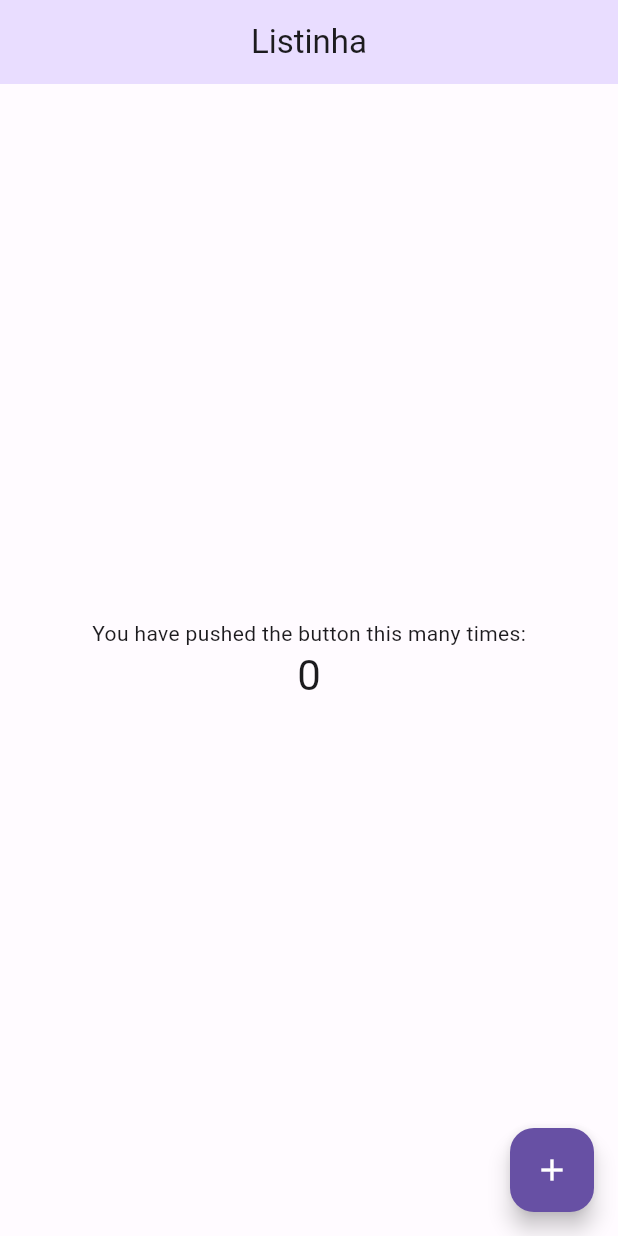
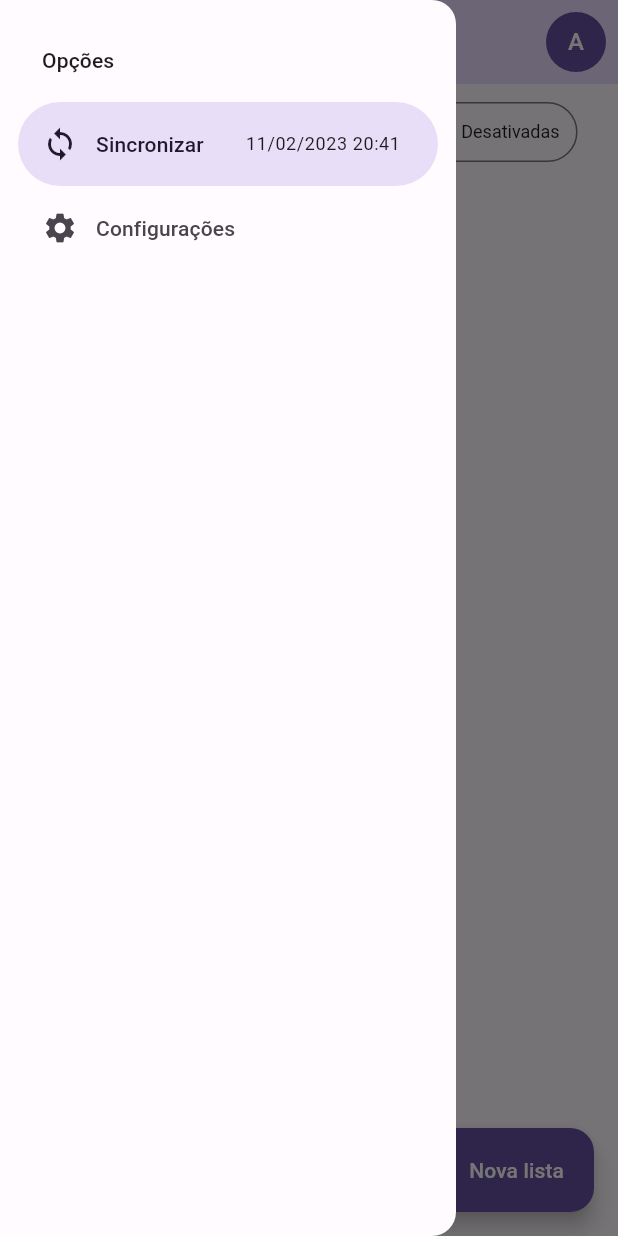
Before and after one commit to pr02nl/listinha, a Flutter app: the screen it shows after launch, with the side drawer open (before the commit the screen has no drawer), on a phone screen of 412 x 824 dp. Run offline on Flutter 3.47's test engine with Material 2 defaults, Android fonts, the phone set to English and light mode, and no system bars.

Commit message:
feat(main): :sparkles: home page
Inicio da construção da tela de home page

```diff
--- a/listinha_app/lib/main.dart
+++ b/listinha_app/lib/main.dart
@@ -4,88 +4,3 @@ import 'package:listinha/src/app_widget.dart';
 void main() {
   runApp(const AppWidget());
 }
-
-class MyHomePage extends StatefulWidget {
-  const MyHomePage({super.key, required this.title});
-
-  // This widget is the home page of your application. It is stateful, meaning
-  // that it has a State object (defined below) that contains fields that affect
-  // how it looks.
-
-  // This class is the configuration for the state. It holds the values (in this
-  // case the title) provided by the parent (in this case the App widget) and
-  // used by the build method of the State. Fields in a Widget subclass are
-  // always marked "final".
-
-  final String title;
-
-  @override
-  State<MyHomePage> createState() => _MyHomePageState();
-}
-
-class _MyHomePageState extends State<MyHomePage> {
-  int _counter = 0;
-
-  void _incrementCounter() {
-    setState(() {
-      // This call to setState tells the Flutter framework that something has
-      // changed in this State, which causes it to rerun the build method below
-      // so that the display can reflect the updated values. If we changed
-      // _counter without calling setState(), then the build method would not be
-      // called again, and so nothing would appear to happen.
-      _counter++;
-    });
-  }
-
-  @override
-  Widget build(BuildContext context) {
-    // This method is rerun every time setState is called, for instance as done
-    // by the _incrementCounter method above.
-    //
-    // The Flutter framework has been optimized to make rerunning build methods
-    // fast, so that you can just rebuild anything that needs updating rather
-    // than having to individually change instances of widgets.
-    return Scaffold(
-      appBar: AppBar(
-        // Here we take the value from the MyHomePage object that was created by
-        // the App.build method, and use it to set our appbar title.
-        title: Text(widget.title),
-      ),
-      body: Center(
-        // Center is a layout widget. It takes a single child and positions it
-        // in the middle of the parent.
-        child: Column(
-          // Column is also a layout widget. It takes a list of children and
-          // arranges them vertically. By default, it sizes itself to fit its
-          // children horizontally, and tries to be as tall as its parent.
-          //
-          // Invoke "debug painting" (press "p" in the console, choose the
-          // "Toggle Debug Paint" action from the Flutter Inspector in Android
-          // Studio, or the "Toggle Debug Paint" command in Visual Studio Code)
-          // to see the wireframe for each widget.
-          //
-          // Column has various properties to control how it sizes itself and
-          // how it positions its children. Here we use mainAxisAlignment to
-          // center the children vertically; the main axis here is the vertical
-          // axis because Columns are vertical (the cross axis would be
-          // horizontal).
-          mainAxisAlignment: MainAxisAlignment.center,
-          children: <Widget>[
-            const Text(
-              'You have pushed the button this many times:',
-            ),
-            Text(
-              '$_counter',
-              style: Theme.of(context).textTheme.headlineMedium,
-            ),
-          ],
-        ),
-      ),
-      floatingActionButton: FloatingActionButton(
-        onPressed: _incrementCounter,
-        tooltip: 'Increment',
-        child: const Icon(Icons.add),
-      ), // This trailing comma makes auto-formatting nicer for build methods.
-    );
-  }
-}
--- a/listinha_app/lib/src/app_widget.dart
+++ b/listinha_app/lib/src/app_widget.dart
@@ -1,6 +1,6 @@
 import 'package:flutter/material.dart';
-import 'package:listinha/main.dart';
 
+import 'home/home_page.dart';
 import 'shared/themes/themes.dart';
 
 class AppWidget extends StatelessWidget {
@@ -14,7 +14,7 @@ class AppWidget extends StatelessWidget {
       debugShowCheckedModeBanner: false,
       theme: lightTheme,
       darkTheme: darkTheme,
-      home: const MyHomePage(title: 'Listinha'),
+      home: const HomePage(),
     );
   }
 }
--- /dev/null
+++ b/listinha_app/lib/src/home/home_page.dart
@@ -0,0 +1,67 @@
+import 'package:flutter/material.dart';
+
+import '../shared/widgets/user_image_button.dart';
+import 'widgets/custom_drawer.dart';
+
+class HomePage extends StatefulWidget {
+  const HomePage({super.key});
+
+  @override
+  State<HomePage> createState() => _HomePageState();
+}
+
+class _HomePageState extends State<HomePage> {
+  @override
+  Widget build(BuildContext context) {
+    return Scaffold(
+      drawer: const CustomDrawer(),
+      appBar: AppBar(
+        title: const Text('Listinha'),
+        actions: const [
+          Padding(
+            padding: EdgeInsets.only(
+              right: 8,
+            ),
+            child: UserImageButton(),
+          ),
+        ],
+      ),
+      floatingActionButton: FloatingActionButton.extended(
+        onPressed: () {},
+        label: const Text('Nova lista'),
+        icon: const Icon(Icons.edit),
+      ),
+      body: Center(
+        child: Column(
+          children: [
+            Padding(
+              padding: const EdgeInsets.all(8),
+              child: SegmentedButton<int>(
+                segments: const [
+                  ButtonSegment<int>(
+                    value: 0,
+                    label: Text('Todos'),
+                  ),
+                  ButtonSegment<int>(
+                    value: 1,
+                    label: Text('Pendentes'),
+                  ),
+                  ButtonSegment<int>(
+                    value: 2,
+                    label: Text('Concluídas'),
+                  ),
+                  ButtonSegment<int>(
+                    value: 3,
+                    label: Text('Desativadas'),
+                  ),
+                ],
+                selected: const {0},
+                onSelectionChanged: (values) {},
+              ),
+            ),
+          ],
+        ),
+      ),
+    );
+  }
+}
--- /dev/null
+++ b/listinha_app/lib/src/home/widgets/custom_drawer.dart
@@ -0,0 +1,37 @@
+import 'package:flutter/material.dart';
+
+class CustomDrawer extends StatelessWidget {
+  const CustomDrawer({super.key});
+
+  @override
+  Widget build(BuildContext context) {
+    return NavigationDrawer(
+      children: [
+        Padding(
+          padding: const EdgeInsets.only(left: 28, top: 30, bottom: 18),
+          child: Text(
+            'Opções',
+            style: Theme.of(context).textTheme.titleSmall,
+          ),
+        ),
+        NavigationDrawerDestination(
+          icon: const Icon(Icons.sync),
+          label: Row(
+            children: [
+              const Text('Sincronizar'),
+              const SizedBox(width: 28),
+              Text(
+                '11/02/2023 20:41',
+                style: Theme.of(context).textTheme.bodySmall,
+              ),
+            ],
+          ),
+        ),
+        const NavigationDrawerDestination(
+          icon: Icon(Icons.settings),
+          label: Text('Configurações'),
+        ),
+      ],
+    );
+  }
+}
--- a/listinha_app/lib/src/shared/themes/themes.dart
+++ b/listinha_app/lib/src/shared/themes/themes.dart
@@ -2,7 +2,7 @@ import 'package:flutter/material.dart';
 
 part 'color_schemes.g.dart';
 
-final lightTheme = ThemeData(
+ThemeData get lightTheme => ThemeData(
       useMaterial3: true,
       colorScheme: _lightColorScheme,
       appBarTheme: AppBarTheme(
@@ -13,13 +13,30 @@ final lightTheme = ThemeData(
         backgroundColor: _lightColorScheme.primary,
         foregroundColor: Colors.white,
       ),
+      segmentedButtonTheme: _segmentedButtonTheme,
     );
 
-final darkTheme = ThemeData(
+ThemeData get darkTheme => ThemeData(
       useMaterial3: true,
       colorScheme: _darkColorScheme,
       appBarTheme: AppBarTheme(
         centerTitle: true,
         backgroundColor: _darkColorScheme.primaryContainer,
       ),
+      segmentedButtonTheme: _segmentedButtonTheme,
     );
+
+SegmentedButtonThemeData get _segmentedButtonTheme => SegmentedButtonThemeData(
+      style: ButtonStyle(
+        textStyle: MaterialStateProperty.resolveWith<TextStyle>((states) {
+          if (states.contains(MaterialState.selected)) {
+            return const TextStyle(
+              fontSize: 9,
+            );
+          }
+          return const TextStyle(
+            fontSize: 12,
+          );
+        }),
+      ),
+    );
--- /dev/null
+++ b/listinha_app/lib/src/shared/widgets/user_image_button.dart
@@ -0,0 +1,16 @@
+import 'package:flutter/material.dart';
+
+class UserImageButton extends StatelessWidget {
+  const UserImageButton({super.key});
+
+  @override
+  Widget build(BuildContext context) {
+    return GestureDetector(
+      child: CircleAvatar(
+        backgroundColor: Theme.of(context).primaryColor,
+        foregroundColor: Colors.white,
+        child: const Text('A'),
+      ),
+    );
+  }
+}
```
Lines whose indentation alone changed are shown as unchanged.
